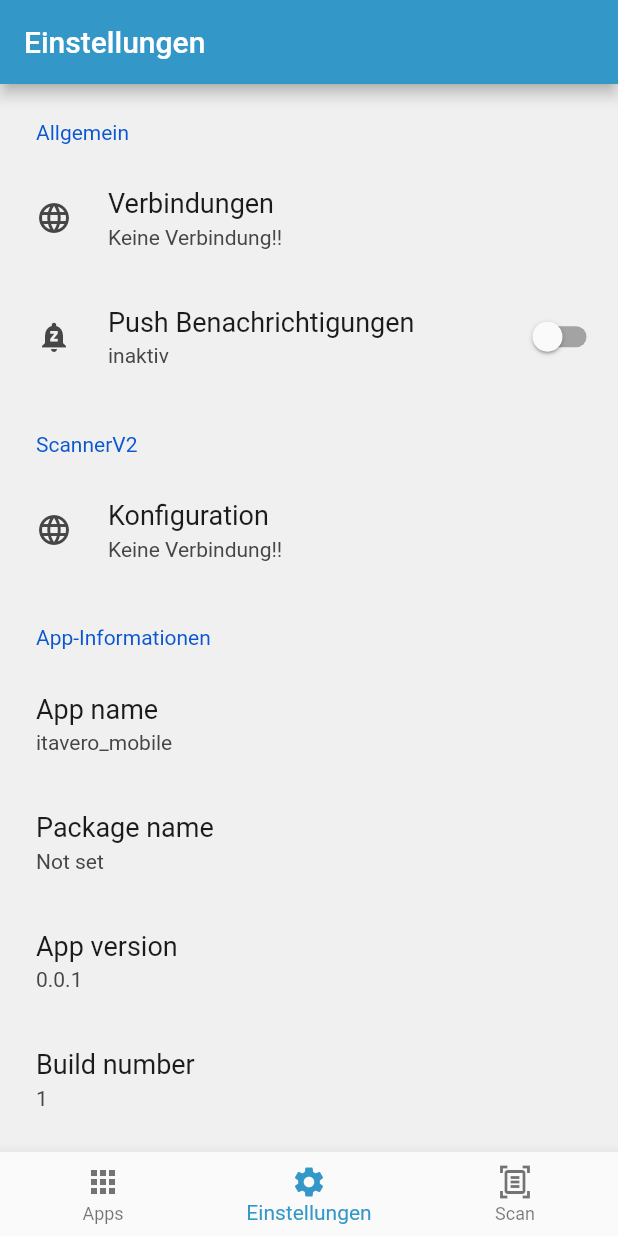
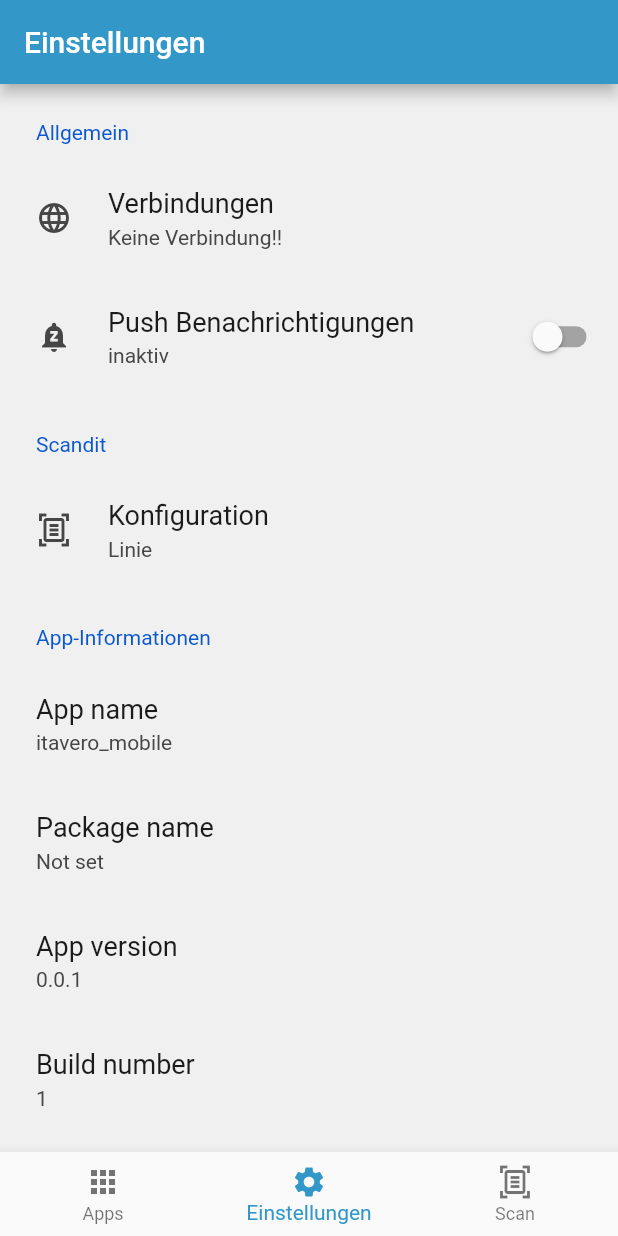
Before and after one commit to itavero-em/mobile_flutter, a Flutter app: the screen it shows after launch, on a phone screen of 412 x 824 dp. Run offline on Flutter 3.47's test engine with Material 2 defaults, Android fonts, the phone set to English and light mode, and no system bars; drawn by our look-alikes of settings_ui; our stand-ins replace flutter_local_notifications, flutter_platform_widgets, flutter_slidable, package_info_plus, permission_handler, shared_preferences and 1 more; missing offline and left inert: scandit_flutter_datacapture_barcode, scandit_flutter_datacapture_core.

Commit message:
Barcode Scanner

```diff
--- a/lib/screens/settings/settings_screen.dart
+++ b/lib/screens/settings/settings_screen.dart
@@ -115,15 +115,15 @@ class _SettingsScreenState extends State<SettingsScreen> {
             ],
           ),
           SettingsSection(
-          title: const Text('ScannerV2'),
+          title: const Text('Scandit'),
           tiles: <SettingsTile>[
                 SettingsTile.navigation(
-                  leading: const Icon(Icons.language),
+                  leading: const Icon(Icons.document_scanner_outlined),
                   title: const Text('Konfiguration'),
                   value: Text(Provider.of<SettingsProvider>(context)
                       .settingsModel
-                      .aktiveVerbindung
-                      .name),
+                      .scanViewFinderMode.jsonValue
+                      ),
                   onPressed: (ctx) {
                     Navigator.push(
                       context,
```
Also changed, not shown: lib/screens/webview/webview_stacked.dart (+7 -3 lines).
